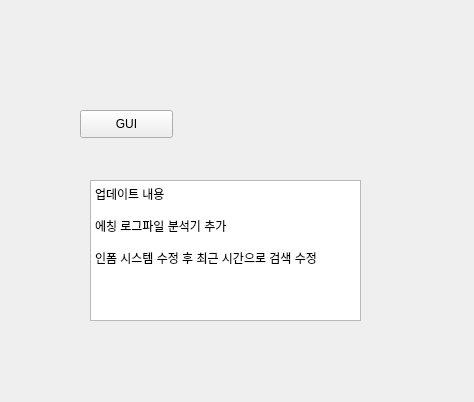
This is idix_gui.ui in kimbakcho/FABWI as Qt 5 draws it before an edit. The edited form follows.
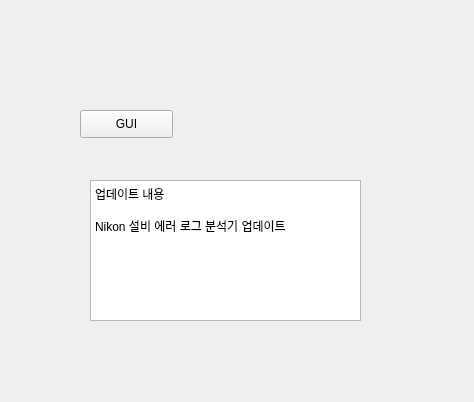
This is the edited form.

Commit message:
nikon 에러 로그 업데이트
123

```diff
--- a/idix_gui.ui
+++ b/idix_gui.ui
@@ -42,9 +42,9 @@
 &lt;/style&gt;&lt;/head&gt;&lt;body style=&quot; font-family:'Gulim'; font-size:9pt; font-weight:400; font-style:normal;&quot;&gt;
 &lt;p style=&quot; margin-top:0px; margin-bottom:0px; margin-left:0px; margin-right:0px; -qt-block-indent:0; text-indent:0px;&quot;&gt;업데이트 내용 &lt;/p&gt;
 &lt;p style=&quot;-qt-paragraph-type:empty; margin-top:0px; margin-bottom:0px; margin-left:0px; margin-right:0px; -qt-block-indent:0; text-indent:0px;&quot;&gt;&lt;br /&gt;&lt;/p&gt;
-&lt;p style=&quot; margin-top:0px; margin-bottom:0px; margin-left:0px; margin-right:0px; -qt-block-indent:0; text-indent:0px;&quot;&gt;에칭 로그파일 분석기 추가 &lt;/p&gt;
+&lt;p style=&quot; margin-top:0px; margin-bottom:0px; margin-left:0px; margin-right:0px; -qt-block-indent:0; text-indent:0px;&quot;&gt;Nikon 설비 에러 로그 분석기 업데이트&lt;/p&gt;
 &lt;p style=&quot;-qt-paragraph-type:empty; margin-top:0px; margin-bottom:0px; margin-left:0px; margin-right:0px; -qt-block-indent:0; text-indent:0px;&quot;&gt;&lt;br /&gt;&lt;/p&gt;
-&lt;p style=&quot; margin-top:0px; margin-bottom:0px; margin-left:0px; margin-right:0px; -qt-block-indent:0; text-indent:0px;&quot;&gt;인폼 시스템 수정 후 최근 시간으로 검색 수정 &lt;/p&gt;
+&lt;p style=&quot;-qt-paragraph-type:empty; margin-top:0px; margin-bottom:0px; margin-left:0px; margin-right:0px; -qt-block-indent:0; text-indent:0px;&quot;&gt;&lt;br /&gt;&lt;/p&gt;
 &lt;p style=&quot;-qt-paragraph-type:empty; margin-top:0px; margin-bottom:0px; margin-left:0px; margin-right:0px; -qt-block-indent:0; text-indent:0px;&quot;&gt;&lt;br /&gt;&lt;/p&gt;
 &lt;p style=&quot;-qt-paragraph-type:empty; margin-top:0px; margin-bottom:0px; margin-left:0px; margin-right:0px; -qt-block-indent:0; text-indent:0px;&quot;&gt;&lt;br /&gt;&lt;/p&gt;&lt;/body&gt;&lt;/html&gt;</string>
    </property>
```
The commit also changes 36 other files.
